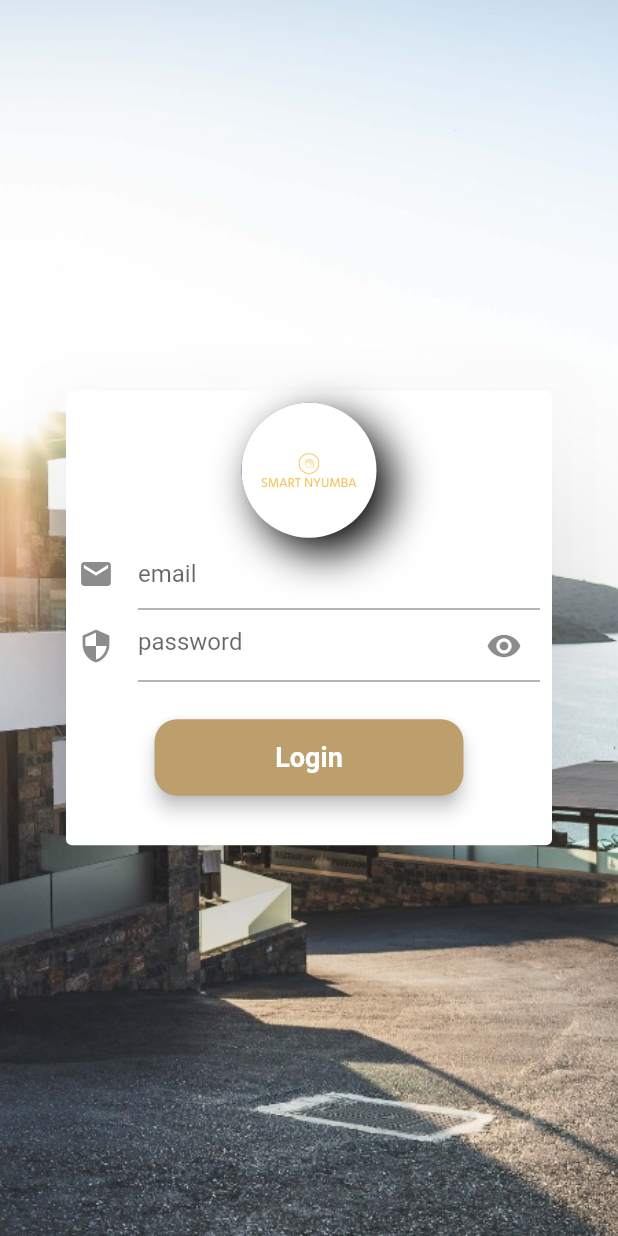
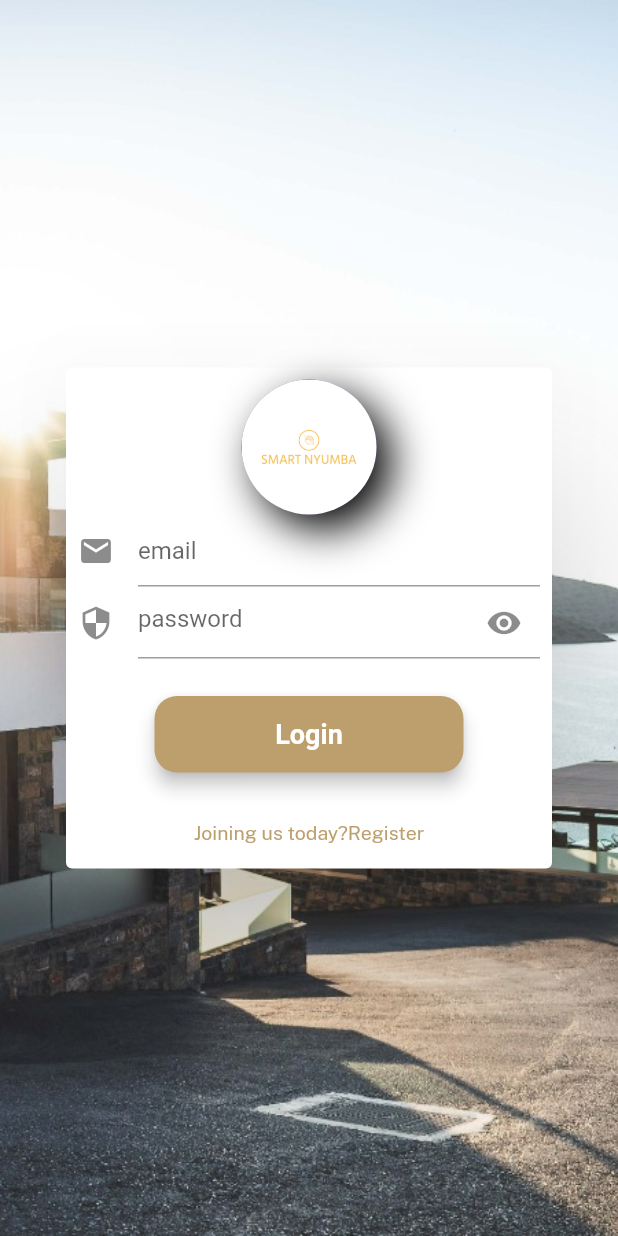
Before and after one commit to DennisMuasyaWambua/Smart_Nyumba_Mobile_App, a Flutter app: the screen it shows after launch, on a phone screen of 412 x 824 dp. Run offline on Flutter 3.47's test engine with Material 2 defaults, Android fonts, the phone set to English and light mode, and no system bars; drawn by our look-alikes of flutter_neumorphic; our stand-ins replace flutter_bloc, get, google_fonts.

```diff
--- a/lib/Authentication/login/login.dart
+++ b/lib/Authentication/login/login.dart
@@ -1,6 +1,7 @@
 import 'package:flutter/material.dart';
 import 'package:flutter_bloc/flutter_bloc.dart';
-
+import 'package:google_fonts/google_fonts.dart';
+import 'package:smart_nyumba/Authentication/register/register.dart';
 
 import 'package:smart_nyumba/Constants/Logo.dart';
 import 'package:smart_nyumba/Widgets/AuthButton.dart';
@@ -31,49 +32,47 @@ class _LoginState extends State<Login> {
           width: MediaQuery.of(context).size.width,
           height: MediaQuery.of(context).size.height,
           decoration: BoxDecoration(
-            image:DecorationImage(
+            image: DecorationImage(
                 image: AssetImage("assets/images/smart_nyumba.jpeg"),
-                fit: BoxFit.cover
-            ),
-
+                fit: BoxFit.cover),
           ),
           child: Column(
             mainAxisAlignment: MainAxisAlignment.center,
             children: [
               _loginForm(),
-
-
             ],
           ),
         ),
       ),
     );
   }
-  Widget _emailField(){
+
+  Widget _emailField() {
     return TextFormField(
       controller: _emailController,
-        decoration: InputDecoration(
-            icon: Icon(Icons.mail),
-            hintText: Constants.email
-        ),
+      decoration:
+          InputDecoration(icon: Icon(Icons.mail), hintText: Constants.email),
     );
   }
-  Widget _passwordField(){
+
+  Widget _passwordField() {
     return TextFormField(
-
-      obscureText:_passwordVisible ,
+      obscureText: _passwordVisible,
       controller: _passwordController,
       decoration: InputDecoration(
           icon: Icon(Icons.security),
-          suffixIcon: InkWell(onTap: _tooglePasswordVisibility,child: _passwordVisible?Icon(Icons.visibility):Icon(Icons.visibility_off)),
-          hintText: Constants.password
-      ),
+          suffixIcon: InkWell(
+              onTap: _tooglePasswordVisibility,
+              child: _passwordVisible
+                  ? Icon(Icons.visibility)
+                  : Icon(Icons.visibility_off)),
+          hintText: Constants.password),
     );
   }
-  Widget _buttonSubmitField(){
-      return
-      AuthButton(
-        onClick: (){
+
+  Widget _buttonSubmitField() {
+    return AuthButton(
+      onClick: () {
         email = _emailController.text;
         password = _passwordController.text;
         print(email);
@@ -89,7 +88,24 @@ class _LoginState extends State<Login> {
       textColor: Colors.white,
     );
   }
-  Widget _loginForm(){
+
+  Widget _registerPage() {
+    return Padding(
+      padding: EdgeInsets.all(8.0),
+      child: Center(
+          child: GestureDetector(
+              onTap: () {
+                Navigator.pushReplacement(context, new MaterialPageRoute(builder: (_)=>Register()));
+              },
+              child: Text(
+                Constants.joinMessage + '' + Constants.register,
+                style: GoogleFonts.publicSans(
+                    color: Constants.buttonColor, fontSize: 13),
+              ))),
+    );
+  }
+
+  Widget _loginForm() {
     return Padding(
       padding: const EdgeInsets.symmetric(horizontal: 40.0),
       child: Card(
@@ -98,13 +114,17 @@ class _LoginState extends State<Login> {
           padding: const EdgeInsets.all(8.0),
           child: Form(
             key: _formKey,
-              child:Column(
+            child: Column(
               mainAxisAlignment: MainAxisAlignment.center,
               children: [
-                  Logo(height: 90, width: 90,),
+                Logo(
+                  height: 90,
+                  width: 90,
+                ),
                 _emailField(),
                 _passwordField(),
-                  _buttonSubmitField()
+                _buttonSubmitField(),
+                _registerPage()
               ],
             ),
           ),
@@ -112,10 +132,10 @@ class _LoginState extends State<Login> {
       ),
     );
   }
-  void _tooglePasswordVisibility(){
+
+  void _tooglePasswordVisibility() {
     setState(() {
       _passwordVisible = !_passwordVisible;
     });
-
   }
 }
--- a/pubspec.yaml
+++ b/pubspec.yaml
@@ -70,6 +70,7 @@ flutter:
     - assets/images/smart_nyumba.jpeg
     - assets/images/logo.png
     - assets/images/mansion.jpg
+    - assets/images/home.png
 
 
 
```
Also changed, not shown: lib/Authentication/otp.dart (added, +64 -0 lines), lib/Authentication/register/register.dart (+66 -36 lines), lib/Providers/auth_provider.dart (+16 -13 lines), assets/images/home.png (added). Lines whose indentation alone changed are shown as unchanged.
